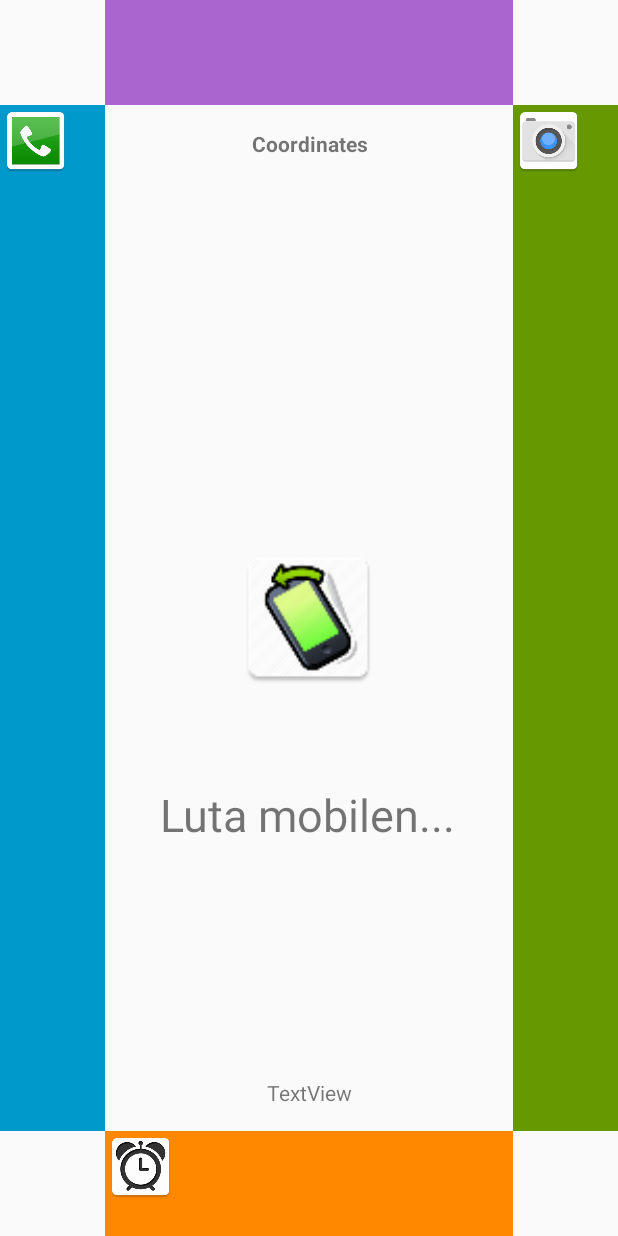
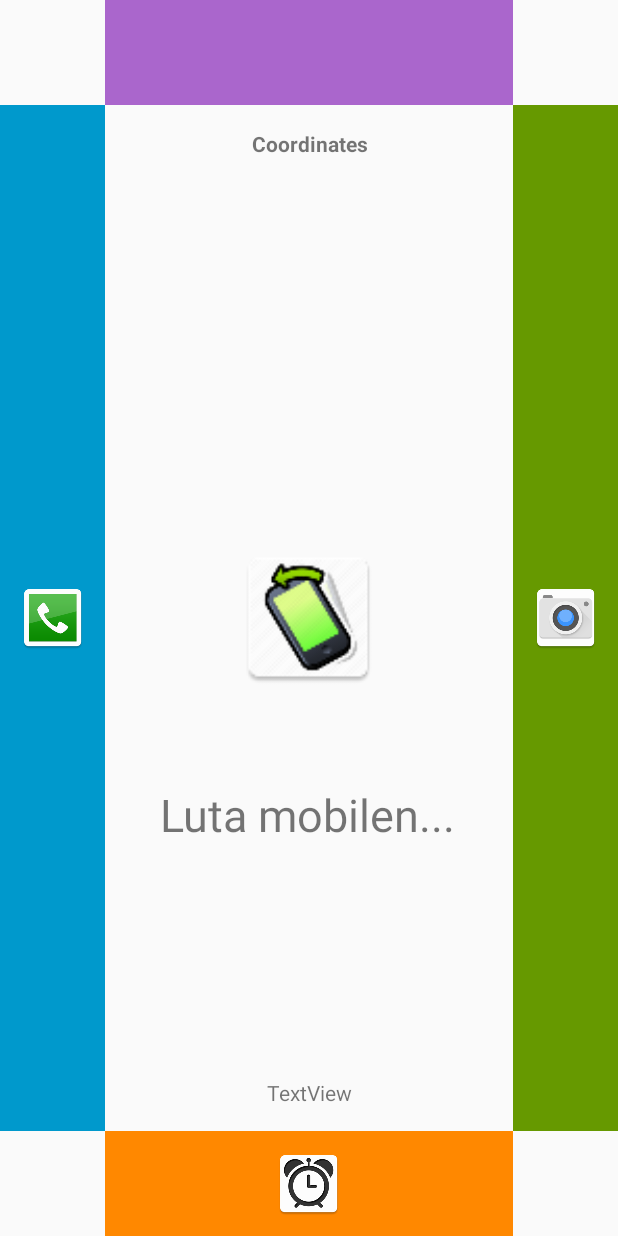
Before and after one commit to JDavidsson/BeyondTouch, an Android app: the layout fragment_home.xml on its own in the app's theme, with its tools: preview values and no code run, on a phone screen of 412 x 824 dp. Run offline under Robolectric (Android 15) with nearby library versions, the phone set to English and light mode, and no system bars.

Commit message:
Started expeirmented with custom made layout

```diff
--- a/app/src/main/res/layout/fragment_home.xml
+++ b/app/src/main/res/layout/fragment_home.xml
@@ -4,6 +4,7 @@
         xmlns:tools="http://schemas.android.com/tools"
         android:layout_width="match_parent"
         android:layout_height="match_parent"
+        android:id="@+id/container_fragment_home"
         tools:context="com.example.beyondtouch.HomeFragment">
 
     <TextView
@@ -36,20 +37,28 @@
         android:id="@+id/frameLayoutBottom"
         android:layout_width="0dp"
         android:layout_height="70dp"
-        android:layout_marginRight="0dp"
         android:background="@android:color/holo_orange_dark"
         app:layout_constraintBottom_toBottomOf="parent"
         app:layout_constraintHorizontal_bias="0.0"
         app:layout_constraintRight_toLeftOf="@+id/frameLayoutRight"
-        app:layout_constraintLeft_toRightOf="@+id/frameLayoutLeft"
-        android:layout_marginLeft="0dp">
+        app:layout_constraintLeft_toRightOf="@+id/frameLayoutLeft">
+    </FrameLayout>
 
     <ImageView
         android:id="@+id/alarm"
         android:layout_width="wrap_content"
         android:layout_height="wrap_content"
-            app:srcCompat="@mipmap/alarm" />
-    </FrameLayout>
+        app:srcCompat="@mipmap/alarm"
+        android:layout_marginRight="8dp"
+        app:layout_constraintRight_toRightOf="@+id/frameLayoutBottom"
+        android:layout_marginLeft="8dp"
+        app:layout_constraintLeft_toLeftOf="@+id/frameLayoutBottom"
+        app:layout_constraintTop_toTopOf="@+id/frameLayoutBottom"
+        android:layout_marginTop="8dp"
+        app:layout_constraintBottom_toBottomOf="@+id/frameLayoutBottom"
+        android:layout_marginBottom="8dp"
+        android:layout_marginStart="8dp"
+        android:layout_marginEnd="8dp" />
 
     <FrameLayout
         android:id="@+id/frameLayoutLeft"
@@ -58,16 +67,9 @@
         android:background="@android:color/holo_blue_dark"
         app:layout_constraintLeft_toLeftOf="parent"
         app:layout_constraintVertical_bias="1.0"
-        android:layout_marginBottom="0dp"
         app:layout_constraintBottom_toTopOf="@+id/frameLayoutBottom"
-        android:layout_marginTop="0dp"
         app:layout_constraintTop_toBottomOf="@+id/frameLayoutTop">
 
-        <ImageView
-            android:id="@+id/call"
-            android:layout_width="wrap_content"
-            android:layout_height="wrap_content"
-            app:srcCompat="@mipmap/call" />
     </FrameLayout>
 
     <FrameLayout
@@ -77,9 +79,7 @@
         app:layout_constraintTop_toTopOf="parent"
         android:id="@+id/frameLayoutTop"
         app:layout_constraintLeft_toRightOf="@+id/frameLayoutLeft"
-        android:layout_marginLeft="0dp"
-        app:layout_constraintRight_toLeftOf="@+id/frameLayoutRight"
-        android:layout_marginRight="0dp">
+        app:layout_constraintRight_toLeftOf="@+id/frameLayoutRight">
 
     </FrameLayout>
 
@@ -87,21 +87,28 @@
         android:id="@+id/frameLayoutRight"
         android:layout_width="70dp"
         android:layout_height="0dp"
-        android:layout_marginBottom="0dp"
-        android:layout_marginRight="0dp"
-        android:layout_marginTop="0dp"
         android:background="@android:color/holo_green_dark"
         app:layout_constraintBottom_toTopOf="@+id/frameLayoutBottom"
         app:layout_constraintRight_toRightOf="parent"
         app:layout_constraintTop_toBottomOf="@+id/frameLayoutTop"
         app:layout_constraintVertical_bias="0.0">
+    </FrameLayout>
 
     <ImageView
         android:id="@+id/camera"
         android:layout_width="wrap_content"
         android:layout_height="wrap_content"
-            app:srcCompat="@mipmap/camera" />
-    </FrameLayout>
+        app:srcCompat="@mipmap/camera"
+        app:layout_constraintBottom_toBottomOf="@+id/frameLayoutRight"
+        android:layout_marginBottom="8dp"
+        app:layout_constraintTop_toTopOf="@+id/frameLayoutRight"
+        android:layout_marginTop="8dp"
+        android:layout_marginRight="8dp"
+        app:layout_constraintRight_toRightOf="@+id/frameLayoutRight"
+        android:layout_marginLeft="8dp"
+        app:layout_constraintLeft_toLeftOf="@+id/frameLayoutRight"
+        android:layout_marginStart="8dp"
+        android:layout_marginEnd="8dp" />
 
     <ImageView
         android:id="@+id/tilt"
@@ -115,7 +122,9 @@
         app:layout_constraintLeft_toLeftOf="parent"
         app:layout_constraintRight_toRightOf="parent"
         app:layout_constraintTop_toTopOf="parent"
-        app:srcCompat="@mipmap/tilt" />
+        app:srcCompat="@mipmap/tilt"
+        android:layout_marginStart="8dp"
+        android:layout_marginEnd="8dp" />
 
     <TextView
         android:id="@+id/luta"
@@ -133,6 +142,23 @@
         android:layout_marginTop="8dp"
         app:layout_constraintVertical_bias="0.668"
         app:layout_constraintHorizontal_bias="0.514"
-        tools:layout_editor_absoluteX="38dp" />
+        android:layout_marginStart="8dp"
+        android:layout_marginEnd="8dp" />
+
+    <ImageView
+        android:id="@+id/imageView2"
+        android:layout_width="wrap_content"
+        android:layout_height="wrap_content"
+        app:srcCompat="@mipmap/call"
+        android:layout_marginLeft="8dp"
+        app:layout_constraintLeft_toLeftOf="@+id/frameLayoutLeft"
+        android:layout_marginRight="8dp"
+        app:layout_constraintRight_toRightOf="@+id/frameLayoutLeft"
+        app:layout_constraintTop_toTopOf="@+id/frameLayoutLeft"
+        android:layout_marginTop="8dp"
+        app:layout_constraintBottom_toBottomOf="@+id/frameLayoutLeft"
+        android:layout_marginBottom="8dp"
+        android:layout_marginStart="8dp"
+        android:layout_marginEnd="8dp" />
 
 </android.support.constraint.ConstraintLayout>
```
Also changed, not shown: app/src/main/java/com/example/beyondtouch/CustomFragment.java (added, +146 -0 lines), app/src/main/java/com/example/beyondtouch/MainActivity.java (+11 -3 lines), app/src/main/res/layout/fragment_custom.xml (added, +28 -0 lines), 3 other files. Lines whose indentation alone changed are shown as unchanged.
